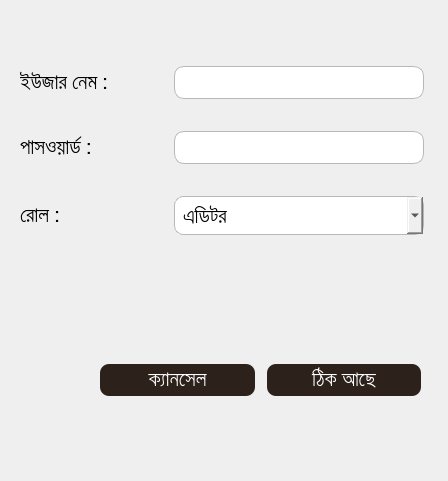
Qt form ui_files/userForm.ui (samratpro/fish_dealer_software) before a commit.
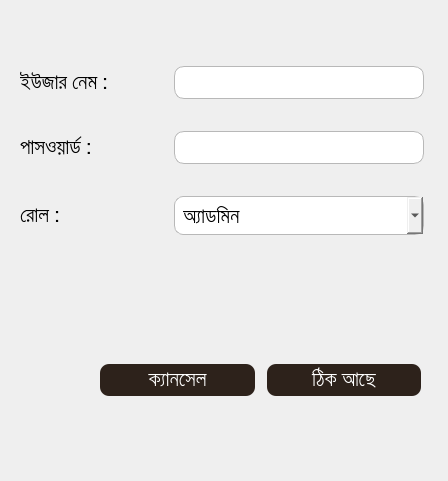
The same form after that commit.

```diff
--- a/ui_files/userForm.ui
+++ b/ui_files/userForm.ui
@@ -18,7 +18,7 @@
 QComboBox{padding:5px 8px;border-radius:9px;}
 QPushButton{background-color:#2D221B;color:white;padding:5px 8px;border-radius:9px;}</string>
   </property>
-  <widget class="QWidget" name="">
+  <widget class="QWidget" name="layoutWidget">
    <property name="geometry">
     <rect>
      <x>100</x>
@@ -59,7 +59,7 @@
     </item>
    </layout>
   </widget>
-  <widget class="QWidget" name="">
+  <widget class="QWidget" name="layoutWidget">
    <property name="geometry">
     <rect>
      <x>20</x>
@@ -211,7 +211,7 @@
         </property>
         <item>
          <property name="text">
-          <string>এডিটর</string>
+          <string>অ্যাডমিন</string>
          </property>
         </item>
         <item>
```
Left out of the diff: 8 changed lines with no effect on the pictures.
